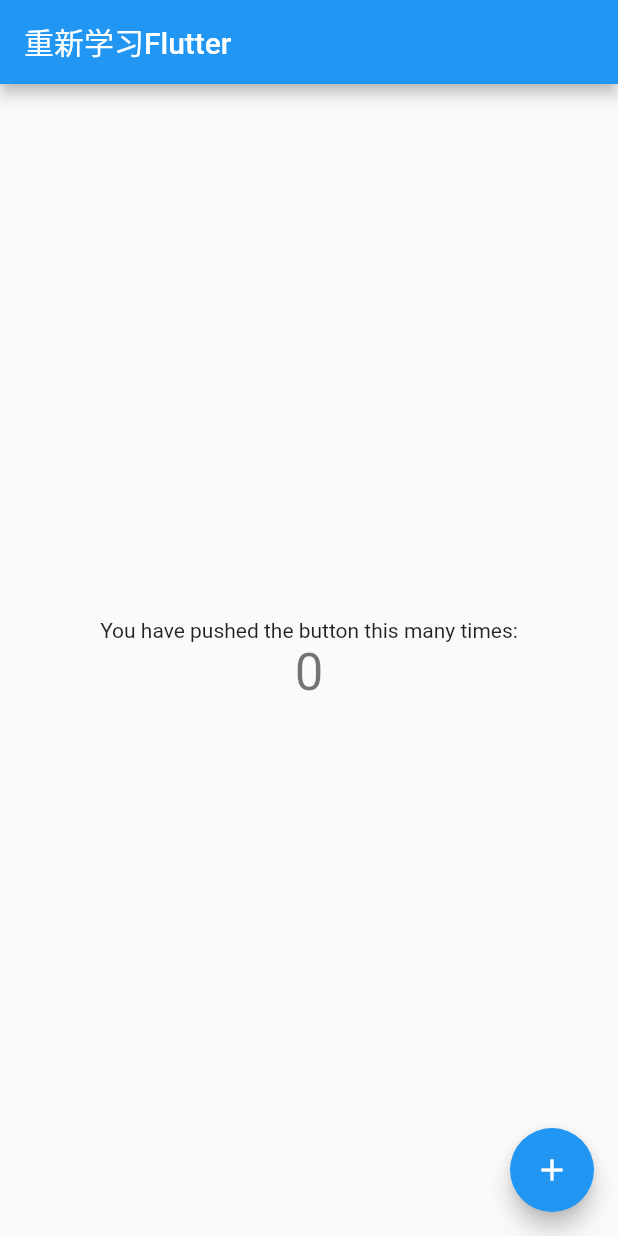
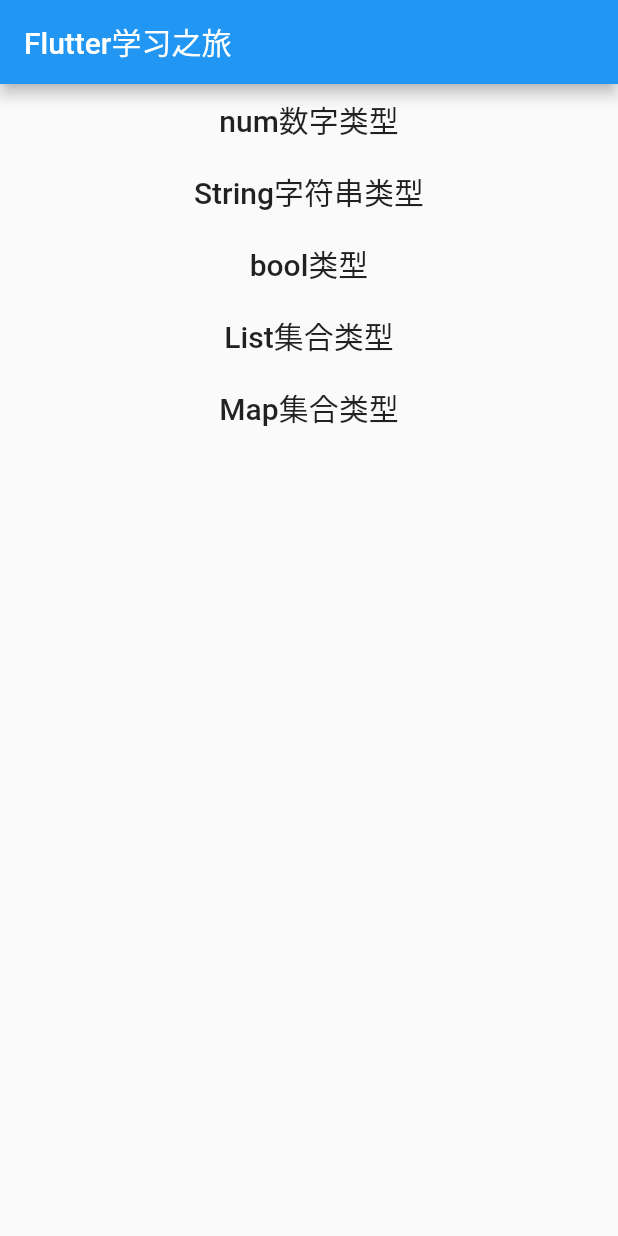
Before and after one commit to hele-jeremy/flutter_lession, a Flutter app: the screen it shows after launch, on a phone screen of 412 x 824 dp. Run offline on Flutter 3.47's test engine with Material 2 defaults, Android fonts, the phone set to English and light mode, and no system bars.

Commit message:
Dart基本数据类型:num int double bool List Map

```diff
--- /dev/null
+++ b/lib/dart_lesson/dart_内建数据类型.dart
@@ -0,0 +1,235 @@
+import 'package:flutter/material.dart';
+
+import '../utils/log_utils.dart';
+
+///Dart内建数据类型
+class DartBuiltInTypes extends StatelessWidget {
+  const DartBuiltInTypes({Key? key}) : super(key: key);
+
+  @override
+  Widget build(BuildContext context) {
+    return Column(
+      mainAxisAlignment: MainAxisAlignment.start,
+      children: [
+        Row(mainAxisAlignment: MainAxisAlignment.center, children: [
+          MaterialButton(
+              onPressed: _numType,
+              child:
+                  Text("num数字类型", style: Theme.of(context).textTheme.headline6))
+        ]),
+        Row(mainAxisAlignment: MainAxisAlignment.center, children: [
+          MaterialButton(
+              onPressed: _stringType,
+              child: Text("String字符串类型",
+                  style: Theme.of(context).textTheme.headline6))
+        ]),
+        Row(mainAxisAlignment: MainAxisAlignment.center, children: [
+          MaterialButton(
+              onPressed: _boolType,
+              child:
+                  Text("bool类型", style: Theme.of(context).textTheme.headline6))
+        ]),
+        Row(mainAxisAlignment: MainAxisAlignment.center, children: [
+          MaterialButton(
+              onPressed: _listType,
+              child: Text("List集合类型",
+                  style: Theme.of(context).textTheme.headline6))
+        ]),
+        Row(mainAxisAlignment: MainAxisAlignment.center, children: [
+          MaterialButton(
+              onPressed: _mapType,
+              child:
+                  Text("Map集合类型", style: Theme.of(context).textTheme.headline6))
+        ])
+      ],
+    );
+  }
+
+  void _numType() {
+    /**
+     * Num数字类型: num int double
+     * 相比与Java,dart中一切皆对象,数字类型都是对象类型和kotlin中的数字类型一样，可以直接进行对方方法操作,其不同于Java中的数字类型的拆装箱操作(如:int -> Integer)
+     */
+    //num数字类型既可以定义int类型也可以定义double类型
+    num num1 = 2;
+    num num2 = 3.1415926;
+    //int 整数类型
+    int i = 22;
+    //double 浮点数类型
+    double d = 44.242;
+    LogUtils.d("num1 = $num1,num2 = $num2,i = $i,d = $d");
+  }
+
+  void _stringType() {
+    /**
+     * String类型:
+     */
+    //dart中定义String字符串既可以单引号也可以双引号
+    String str1 = "hello", str2 = "你好";
+    String str3 = 'str1 = $str1 str2 = $str2';
+    LogUtils.d("str1 = $str1\nstr2 = $str2\nstr3 = $str3");
+    String str4 = "dart中的字符串String类型";
+    //字符串操作常用方法
+    LogUtils.d(
+        "str4.substring(0,str4.length - 1) = ${str4.substring(0, str4.length - 1)}"); //字符串截取[start,end) 包左不包右
+    LogUtils.d("str1.toUpperCase() = ${str1.toUpperCase()}"); //大小写转换
+    LogUtils.d(
+        'str4.indexOf("r",1) = ${str4.indexOf("r", 1)}'); //从指定位置开始，查找指定字符串第一次出现的索引
+    LogUtils.d("str4.indexOf(\"r\",2) = ${str4.indexOf("r", 2)}");
+    LogUtils.d('str4.indexOf("r",3) = ${str4.indexOf("r", 3)}');
+    LogUtils.d(
+        'str4.startsWith("art") = ${str4.startsWith("art")}'); //是否以指定的字符串开头
+    LogUtils.d(
+        'str4.startsWith("art",1) = ${str4.startsWith("art", 1)}'); //指定位置开始是否以指定字符串开始
+    LogUtils.d('str4.startsWith("r") = ${str4.startsWith("r")}');
+    LogUtils.d("str4.startsWith(\"r\",11) = ${str4.startsWith("r", 11)}");
+
+    LogUtils.d(
+        'str4.replaceAll("r", "替换元素") = ${str4.replaceAll("r", "替换元素")}'); //替换字符串中的指定元素，并生成返回一个新的字符串
+    LogUtils.d('str4.contains("r") = ${str4.contains("r")}'); //是否包含指定的字符串
+    LogUtils.d(
+        'str4.contains("r",12) = ${str4.contains("r", 12)}'); //从指定位置开始，是否包含指定的字符串
+
+    //字符串切割
+    List<String> split = str4.split("r");
+    LogUtils.d("split : ${split.toString()}");
+
+    var iterator = split.iterator;
+    while (iterator.moveNext()) {
+      LogUtils.d(
+          "iterator.runtimeType = ${iterator.runtimeType} iterator.current = ${iterator.current}");
+    }
+
+    _foreEachPrintFunc(String str) {
+      LogUtils.d(
+          "split forEach runtimeType : ${str.runtimeType} current : ${str.toString()}");
+    }
+
+    split.forEach(_foreEachPrintFunc);
+
+    for (var value in split) {
+      LogUtils.d(
+          "split for runtimeType : ${value.runtimeType} current : ${value.toString()}");
+    }
+  }
+
+  void _boolType() {
+    /**
+     * bool类型:true false
+     */
+
+    bool b1 = true;
+    bool b2 = false;
+    LogUtils.d("b1 = $b1 b2 = $b2");
+    LogUtils.d("b1 | b2 = ${b1 | b2}");
+    LogUtils.d("b1 || b2 = ${b1 || b2}");
+    LogUtils.d("b1 & b2 = ${b1 & b2}");
+    LogUtils.d("b1 && b2 = ${b1 && b2}");
+    LogUtils.d("!b1 = ${!b1} !b2 = ${!b2}");
+  }
+
+  void _listType() {
+    printList(String tag, List list) {
+      for (var value in list) {
+        LogUtils.d(
+            "$tag printList value : $value runtimetype : ${value.runtimeType}");
+      }
+    }
+
+    /**
+     * 集合类型List:
+     */
+    //没有范型类型的列表集合可以存储任意类型的数据 null也是一个对象 是Null类的一个实例
+    List list = [1, 2, 3, "hello", "flutter", null];
+    // List<Object?> list = [1, 2, 3, "hello", "flutter", null];
+    // List<dynamic> list = [1, 2, 3, "hello", "flutter", null];
+    printList("list", list);
+    //通过泛型创建一个元素类型为int类型的list集合
+    List<int> list2 = [];
+    //type 'List<dynamic>' is not a subtype of type 'List<int>' in type cast
+    //type 'List<Object?>' is not a subtype of type 'List<int>' in type cast
+    // list2 = list as List<int>;
+
+    List list3 = [];
+    list3.add(true);
+    list3.addAll(list);
+    printList("list3", list3);
+
+    var list4 = List<int>.generate(5, (index) => index * 2);
+    var list5 = List<int>.generate(5, (index) => index + 1,
+        growable: false); //growabale为false,集合长度固定不可增删操作
+    list4.add(100);
+    // list5.add(32);Unsupported operation: Cannot add to a fixed-length list
+    // list5.replaceRange(0, 2, [1]); //Unsupported operation: Cannot remove from a fixed-length list
+    printList("list4", list4);
+    printList("list5", list5);
+
+    //list集合遍历
+    for (var value in list4) {
+      LogUtils.d("for in value $value runtimeType : ${value.runtimeType}");
+    }
+
+    for (int i = 0; i < list4.length; i++) {
+      LogUtils.d(
+          "for index  : $i value : ${list4[i]} runtimeType : ${list4[i].runtimeType}");
+    }
+
+    void forEachFunc(int element) {
+      LogUtils.d(
+          "forEachFunc value : $element runtimeType : ${element.runtimeType}");
+    }
+
+    list4.forEach(forEachFunc);
+
+    var iterator = list4.iterator;
+    while (iterator.moveNext()) {
+      LogUtils.d(
+          "iterator value : ${iterator.current} runtimeType : ${iterator.current.runtimeType}");
+    }
+
+    List list6 = [
+      true,
+      "dart",
+      100,
+      2.22,
+      ["flutter", "javascript", "hibernate"]
+    ];
+
+    LogUtils.d("list6.reversed : ${list6.reversed}\nlist6 : $list6");
+    LogUtils.d("list6.remove(true) : ${list6.remove(true)} list6 : $list6");
+    list6.insert(2, "insert");
+    LogUtils.d(" list6.insert(2, \"insert\") : $list6");
+    //集合索引超标，list集合中包含一个list集合，会当作一个元素处理
+    // var sublist = list6.sublist(5,6); //RangeError (end): Invalid value: Only valid value is 5: 6
+    var sublist = list6.sublist(2, list6.length);
+    LogUtils.d("list6 : $list6 sublist : $sublist");
+    //集合的一些常用操作符
+    var list7 = List<int>.generate(10, (index) => index + 1);
+    LogUtils.d("before list7 : $list7");
+    list7.removeWhere((element) {
+      LogUtils.d("removeWhere : $element");
+      return element.isEven;
+    });
+    LogUtils.d("after list7 : $list7");
+
+    var indexWhere = list7.indexWhere((element) {
+      LogUtils.d("indexWhere : $element");
+      return element.isOdd;
+    });
+
+    LogUtils.d("after indexWhere : $indexWhere");
+
+    list7.insert(3, 10);
+    LogUtils.d("list7.insert : $list7");
+    LogUtils.d("list7 indexWhere2 : ${list7.indexWhere((element) {
+      LogUtils.d("list7 indexWhere2 each : $element");
+      return element.isOdd;
+    })}");
+  }
+
+  void _mapType() {
+    /**
+     * map集合类型：
+     */
+  }
+}
--- a/lib/main.dart
+++ b/lib/main.dart
@@ -1,46 +1,31 @@
 import 'package:flutter/material.dart';
+import 'package:flutter_lesson/global.dart';
+
+
+import 'dart_lesson/dart_内建数据类型.dart';
+
 
 void main() {
+  Global.init();
   runApp(const MyApp());
 }
 
 class MyApp extends StatelessWidget {
   const MyApp({Key? key}) : super(key: key);
 
-  // This widget is the root of your application.
   @override
   Widget build(BuildContext context) {
     return MaterialApp(
-      title: 'Flutter Lession',
+      title: 'Flutter Lesson',
       debugShowCheckedModeBanner: false,
-      theme: ThemeData(
-        // This is the theme of your application.
-        //
-        // Try running your application with "flutter run". You'll see the
-        // application has a blue toolbar. Then, without quitting the app, try
-        // changing the primarySwatch below to Colors.green and then invoke
-        // "hot reload" (press "r" in the console where you ran "flutter run",
-        // or simply save your changes to "hot reload" in a Flutter IDE).
-        // Notice that the counter didn't reset back to zero; the application
-        // is not restarted.
-        primarySwatch: Colors.blue,
-      ),
-      home: const MyHomePage(title: '重新学习Flutter'),
+      theme: ThemeData(primarySwatch: Colors.blue),
+      home: const MyHomePage(title: 'Flutter学习之旅'),
     );
   }
 }
 
 class MyHomePage extends StatefulWidget {
   const MyHomePage({Key? key, required this.title}) : super(key: key);
-
-  // This widget is the home page of your application. It is stateful, meaning
-  // that it has a State object (defined below) that contains fields that affect
-  // how it looks.
-
-  // This class is the configuration for the state. It holds the values (in this
-  // case the title) provided by the parent (in this case the App widget) and
-  // used by the build method of the State. Fields in a Widget subclass are
-  // always marked "final".
 
   final String title;
 
@@ -49,68 +34,14 @@ class MyHomePage extends StatefulWidget {
 }
 
 class _MyHomePageState extends State<MyHomePage> {
-  int _counter = 0;
-
-  void _incrementCounter() {
-    setState(() {
-      // This call to setState tells the Flutter framework that something has
-      // changed in this State, which causes it to rerun the build method below
-      // so that the display can reflect the updated values. If we changed
-      // _counter without calling setState(), then the build method would not be
-      // called again, and so nothing would appear to happen.
-      _counter++;
-    });
-  }
-
   @override
   Widget build(BuildContext context) {
-    // This method is rerun every time setState is called, for instance as done
-    // by the _incrementCounter method above.
-    //
-    // The Flutter framework has been optimized to make rerunning build methods
-    // fast, so that you can just rebuild anything that needs updating rather
-    // than having to individually change instances of widgets.
     return Scaffold(
-      appBar: AppBar(
-        // Here we take the value from the MyHomePage object that was created by
-        // the App.build method, and use it to set our appbar title.
-        title: Text(widget.title),
-      ),
-      body: Center(
-        // Center is a layout widget. It takes a single child and positions it
-        // in the middle of the parent.
-        child: Column(
-          // Column is also a layout widget. It takes a list of children and
-          // arranges them vertically. By default, it sizes itself to fit its
-          // children horizontally, and tries to be as tall as its parent.
-          //
-          // Invoke "debug painting" (press "p" in the console, choose the
-          // "Toggle Debug Paint" action from the Flutter Inspector in Android
-          // Studio, or the "Toggle Debug Paint" command in Visual Studio Code)
-          // to see the wireframe for each widget.
-          //
-          // Column has various properties to control how it sizes itself and
-          // how it positions its children. Here we use mainAxisAlignment to
-          // center the children vertically; the main axis here is the vertical
-          // axis because Columns are vertical (the cross axis would be
-          // horizontal).
-          mainAxisAlignment: MainAxisAlignment.center,
-          children: <Widget>[
-            const Text(
-              'You have pushed the button this many times:',
-            ),
-            Text(
-              '$_counter',
-              style: Theme.of(context).textTheme.headline4,
-            ),
-          ],
+        appBar: AppBar(
+          title: Text(widget.title),
         ),
-      ),
-      floatingActionButton: FloatingActionButton(
-        onPressed: _incrementCounter,
-        tooltip: 'Increment',
-        child: const Icon(Icons.add),
-      ), // This trailing comma makes auto-formatting nicer for build methods.
-    );
+        body:
+            const DartBuiltInTypes() // This trailing comma makes auto-formatting nicer for build methods.
+        );
   }
 }
--- /dev/null
+++ b/lib/utils/log_utils.dart
@@ -0,0 +1,32 @@
+///日志工具类
+class LogUtils {
+  static const String _logTagDef = "::j_logger::";
+  static bool debuggable = false;
+  static String tag = _logTagDef;
+
+  static void init({bool isDebug = false, String logTag = _logTagDef}) {
+    debuggable = isDebug;
+    tag = logTag;
+  }
+
+  static void e(Object printObj, {String? tag}) {
+    if (debuggable) {
+      _printLog(tag, ' e ', printObj);
+    }
+  }
+
+  static void d(Object printObj, {String? tag}) {
+    if (debuggable) {
+      _printLog(tag, ' d ', printObj);
+    }
+  }
+
+  static void _printLog(String? logTag, String sTag, Object needPrintObject) {
+    var sb = StringBuffer();
+    sb.write((logTag == null || logTag.isEmpty) ? tag : logTag);
+    sb.write(sTag);
+    sb.write(needPrintObject);
+    // ignore: avoid_print
+    print(sb.toString());
+  }
+}
--- a/pubspec.yaml
+++ b/pubspec.yaml
@@ -1,4 +1,4 @@
-name: flutter_lession
+name: flutter_lesson
 description: learn flutter dart again
 
 # The following line prevents the package from being accidentally published to
```
Also changed, not shown: lib/global.dart (added, +8 -0 lines), 2 other files.
